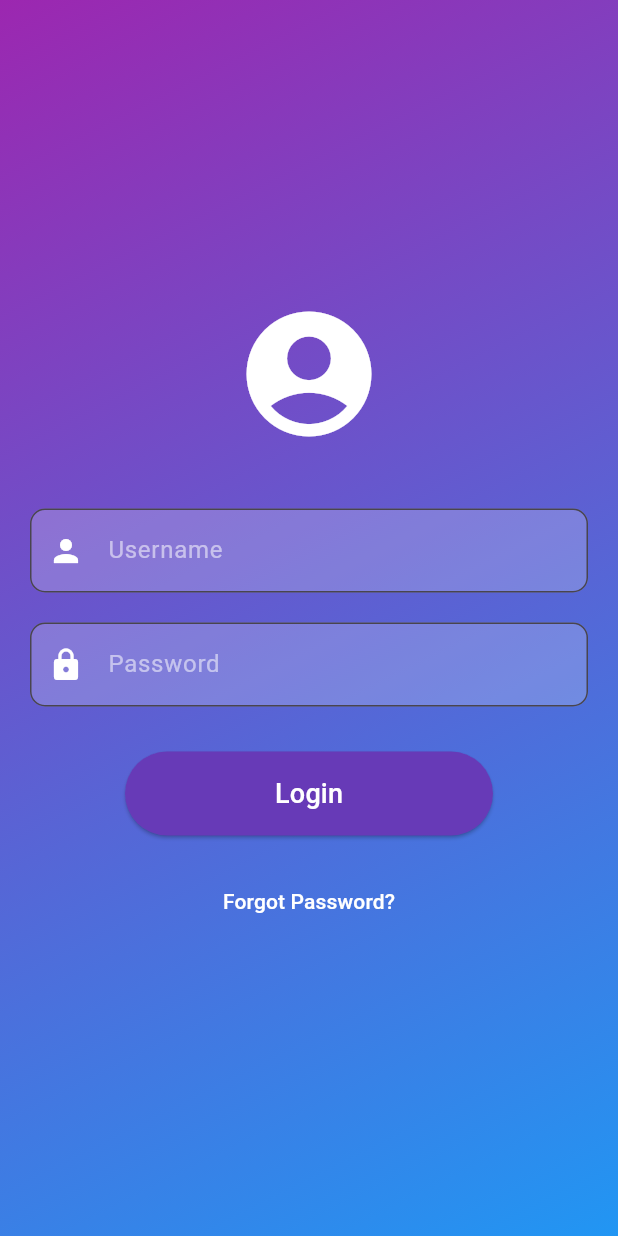
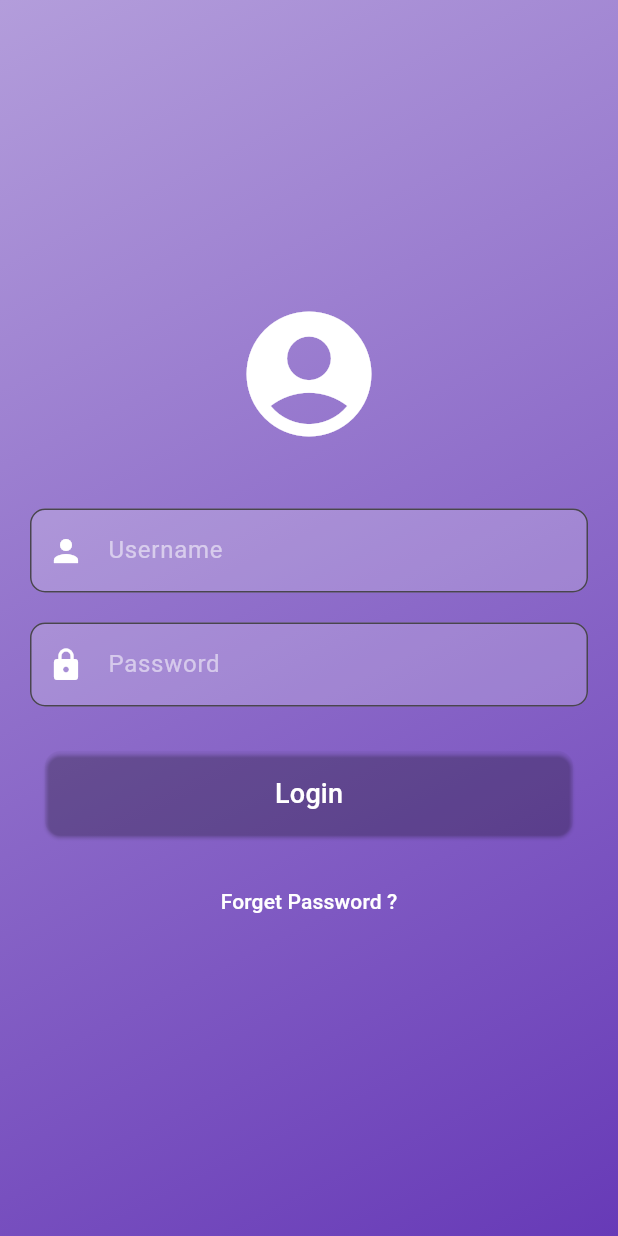
Before and after one commit to BasitJadoon288/basit_blocstate, a Flutter app: the screen it shows after launch, on a phone screen of 412 x 824 dp. Run offline on Flutter 3.47's test engine with Material 3 defaults, Android fonts, the phone set to English and light mode, and no system bars; our stand-ins replace bloc, equatable, flutter_bloc.

```diff
--- /dev/null
+++ b/lib/bloc/home_bloc/home_event.dart
@@ -0,0 +1,3 @@
+abstract class ProductEvent {}
+
+class FetchProducts extends ProductEvent {}
--- /dev/null
+++ b/lib/bloc/home_bloc/home_state.dart
@@ -0,0 +1,15 @@
+abstract class ProductState {}
+
+class ProductInitial extends ProductState {}
+
+class ProductLoading extends ProductState {}
+
+class ProductLoaded extends ProductState {
+  final List<String> products;
+  ProductLoaded({required this.products});
+}
+
+class ProductError extends ProductState {
+  final String message;
+  ProductError({required this.message});
+}
--- a/lib/main.dart
+++ b/lib/main.dart
@@ -6,6 +6,8 @@ import 'package:blocstatemanagement/ui/login/login_screen.dart';
 import 'package:blocstatemanagement/ui/todo/todo_screen.dart';
 import 'package:flutter/material.dart';
 import 'package:flutter_bloc/flutter_bloc.dart';
+
+import 'bloc/home_bloc/home_bloc.dart';
 
 void main() {
   runApp(const MyApp());
@@ -22,6 +24,7 @@ class MyApp extends StatelessWidget {
         BlocProvider(create: (_) => CounterBloc()),
         BlocProvider(create: (_) => ToDoBloc()),
         BlocProvider(create: (_) => LoginBloc()),
+        BlocProvider(create: (_) => ProductBloc()),
 
     ],
       child: MaterialApp(
--- a/lib/ui/login/login_screen.dart
+++ b/lib/ui/login/login_screen.dart
@@ -3,6 +3,7 @@ import 'package:flutter_bloc/flutter_bloc.dart'; // For Bloc
 import '../../bloc/login_bloc/login_bloc.dart';
 import '../../bloc/login_bloc/login_event.dart';
 import '../../bloc/login_bloc/login_state.dart';
+import '../home/home_screen.dart';
 
 
 class LoginScreen extends StatelessWidget {
@@ -23,6 +24,8 @@ class LoginForm extends StatelessWidget {
   final TextEditingController _usernameController = TextEditingController();
   final TextEditingController _passwordController = TextEditingController();
 
+  LoginForm({super.key});
+
   @override
   Widget build(BuildContext context) {
     return BlocListener<LoginBloc, LoginState>(
@@ -30,6 +33,10 @@ class LoginForm extends StatelessWidget {
         if (state.loginStatus == LoginStatus.success) {
           ScaffoldMessenger.of(context).showSnackBar(
             const SnackBar(content: Text('Login successful')),
+          );
+          Navigator.pushReplacement(
+            context,
+            MaterialPageRoute(builder: (context) => HomePage()),
           );
         } else if (state.loginStatus == LoginStatus.error) {
           ScaffoldMessenger.of(context).showSnackBar(
@@ -40,7 +47,7 @@ class LoginForm extends StatelessWidget {
       child: Container(
         decoration: BoxDecoration(
           gradient: LinearGradient(
-            colors: [Colors.purple, Colors.blue],
+            colors: [Colors.deepPurple.shade200, Colors.deepPurple.shade500],
             begin: Alignment.topLeft,
             end: Alignment.bottomRight,
           ),
@@ -52,13 +59,12 @@ class LoginForm extends StatelessWidget {
               mainAxisAlignment: MainAxisAlignment.center,
               crossAxisAlignment: CrossAxisAlignment.center,
               children: [
-                Icon(
+                const Icon(
                   Icons.account_circle,
                   size: 100,
                   color: Colors.white,
                 ),
                 const SizedBox(height: 40),
-                // Username Field
                 TextField(
                   controller: _usernameController,
                   onChanged: (email) {
@@ -66,18 +72,17 @@ class LoginForm extends StatelessWidget {
                   },
                   decoration: InputDecoration(
                     hintText: 'Username',
-                    hintStyle: TextStyle(color: Colors.white54),
+                    hintStyle: const TextStyle(color: Colors.white54),
                     filled: true,
                     fillColor: Colors.white.withOpacity(0.2),
                     border: OutlineInputBorder(
                       borderRadius: BorderRadius.circular(10),
                     ),
-                    prefixIcon: Icon(Icons.person, color: Colors.white),
+                    prefixIcon: const Icon(Icons.person, color: Colors.white),
                   ),
-                  style: TextStyle(color: Colors.white),
+                  style: const TextStyle(color: Colors.white),
                 ),
                 const SizedBox(height: 20),
-                // Password Field
                 TextField(
                   controller: _passwordController,
                   obscureText: true,
@@ -86,42 +91,39 @@ class LoginForm extends StatelessWidget {
                   },
                   decoration: InputDecoration(
                     hintText: 'Password',
-                    hintStyle: TextStyle(color: Colors.white54),
+                    hintStyle: const TextStyle(color: Colors.white54),
                     filled: true,
                     fillColor: Colors.white.withOpacity(0.2),
                     border: OutlineInputBorder(
                       borderRadius: BorderRadius.circular(10),
                     ),
-                    prefixIcon: Icon(Icons.lock, color: Colors.white),
+                    prefixIcon: const Icon(Icons.lock, color: Colors.white),
                   ),
-                  style: TextStyle(color: Colors.white),
+                  style: const TextStyle(color: Colors.white),
                 ),
                 const SizedBox(height: 30),
-                // Login Button
                 ElevatedButton(
                   onPressed: () {
                     context.read<LoginBloc>().add(LoginApi());
                   },
                   style: ElevatedButton.styleFrom(
-                    backgroundColor: Colors.deepPurple,
-                    padding: const EdgeInsets.symmetric(horizontal: 100, vertical: 15),
+                    backgroundColor: Colors.transparent,
+                    padding: const EdgeInsets.symmetric(horizontal: 153, vertical: 15),
                     shape: RoundedRectangleBorder(
-                      borderRadius: BorderRadius.circular(30),
+                      borderRadius: BorderRadius.circular(10),
                     ),
                   ),
-                  child: Text(
+                  child: const Text(
                     'Login',
                     style: TextStyle(fontSize: 18, color: Colors.white),
                   ),
                 ),
                 const SizedBox(height: 20),
-                // Forgot Password Text
                 TextButton(
                   onPressed: () {
-                    // Implement forgot password logic here
                   },
-                  child: Text(
-                    'Forgot Password?',
+                  child: const Text(
+                    'Forget Password ?',
                     style: TextStyle(color: Colors.white),
                   ),
                 ),
```
Also changed, not shown: lib/bloc/home_bloc/home_bloc.dart (added, +21 -0 lines), lib/ui/cart/cart_screen.dart (added, +15 -0 lines), lib/ui/home/home_screen.dart (added, +226 -0 lines).
